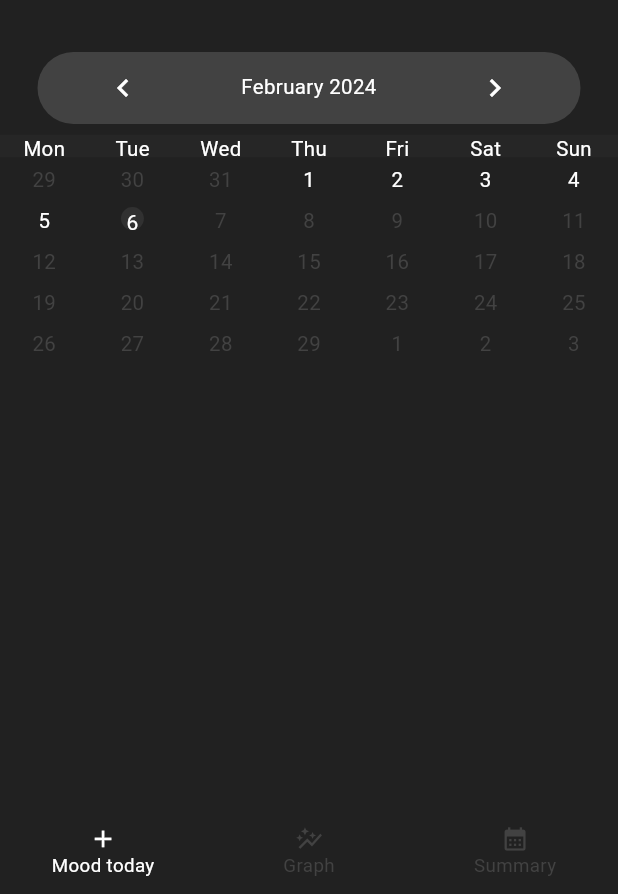
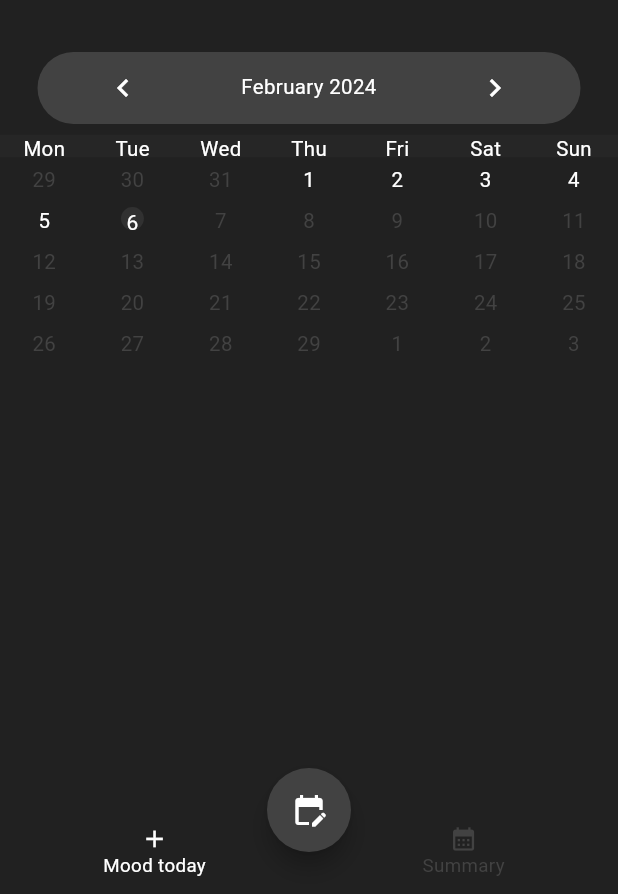
Before and after one commit to marek-musial/mini_journal_app, a Flutter app: the screen it shows after launch, on a phone screen of 412 x 824 dp, the part 342-1236 px from its top. Run offline on Flutter 3.47's test engine with Material 3 defaults, Android fonts, the phone set to English and light mode, and no system bars; drawn by our look-alikes of table_calendar; our stand-ins replace bloc, firebase_core, flutter_bloc; accounts and stored records are empty.

Commit message:
Add FloatingActionButton to home_page
Added FAB for adding information to calendar_display_widget.
Changed bottom_navigation_bar_widget to contain two elements.

```diff
--- a/lib/app/features/home/home_page.dart
+++ b/lib/app/features/home/home_page.dart
@@ -15,6 +15,8 @@ class HomePage extends StatelessWidget {
         centerTitle: true,
       ),
       drawer: const DrawerWidget(),
+      floatingActionButtonLocation: FloatingActionButtonLocation.centerDocked,
+      floatingActionButton: const FAB(),
       bottomNavigationBar: const NavBar(),
       body: BlocProvider(
         create: (context) => MoodPageCubit(),
--- a/lib/app/features/home/home_page_widgets/bottom_navigation_bar_widget.dart
+++ b/lib/app/features/home/home_page_widgets/bottom_navigation_bar_widget.dart
@@ -31,14 +31,8 @@ class _NavBarState extends State<NavBar> {
           activeIcon: Icon(Icons.add),
         ),
         BottomNavigationBarItem(
-          label: 'Graph',
-          icon: Icon(Icons.auto_graph),
-          activeIcon: Icon(Icons.auto_graph),
-        ),
-        BottomNavigationBarItem(
           label: 'Summary',
           icon: Icon(Icons.calendar_month),
-          activeIcon: Icon(Icons.calendar_month),
         ),
       ],
       backgroundColor: currentColorScheme.background,
--- /dev/null
+++ b/lib/app/features/home/home_page_widgets/floating_action_button_widget.dart
@@ -0,0 +1,16 @@
+import 'package:flutter/material.dart';
+
+class FAB extends StatelessWidget {
+  const FAB({
+    super.key,
+  });
+
+  @override
+  Widget build(BuildContext context) {
+    return FloatingActionButton(
+      shape: const CircleBorder(side: BorderSide.none),
+      child: const Icon(Icons.edit_calendar),
+      onPressed: () {},
+    );
+  }
+}
--- a/lib/app/features/home/home_page_widgets/home_page_widgets.dart
+++ b/lib/app/features/home/home_page_widgets/home_page_widgets.dart
@@ -1,2 +1,3 @@
 export 'package:journal/app/features/home/home_page_widgets/drawer_widget.dart';
 export 'package:journal/app/features/home/home_page_widgets/bottom_navigation_bar_widget.dart';
+export 'package:journal/app/features/home/home_page_widgets/floating_action_button_widget.dart';
```
